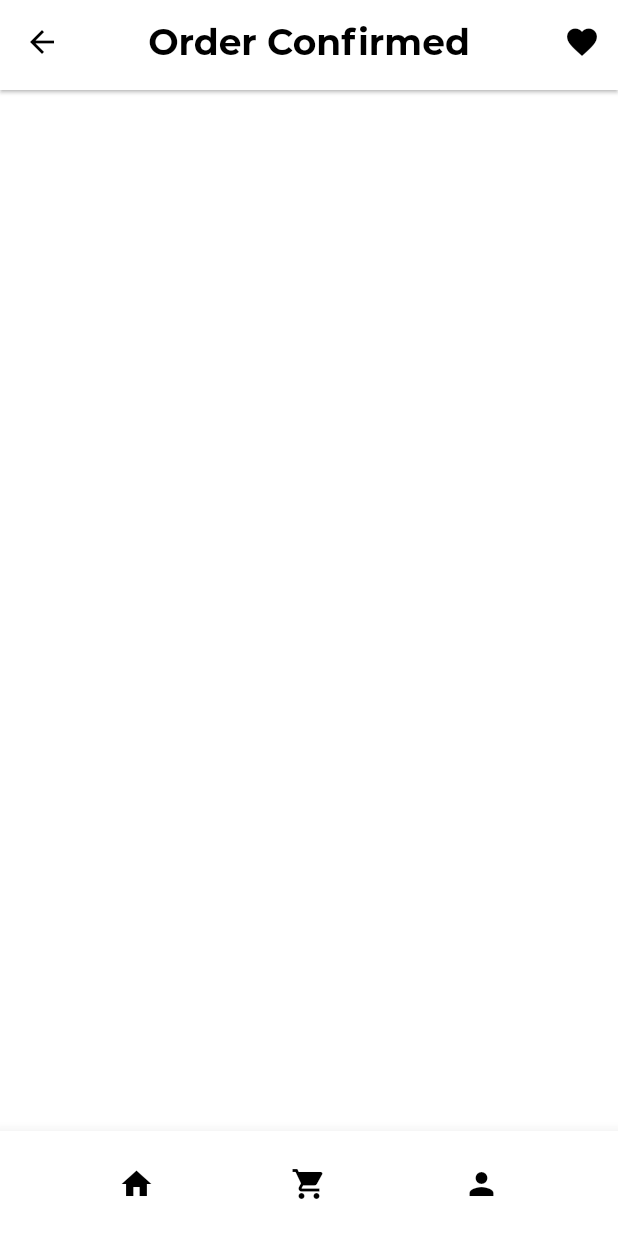
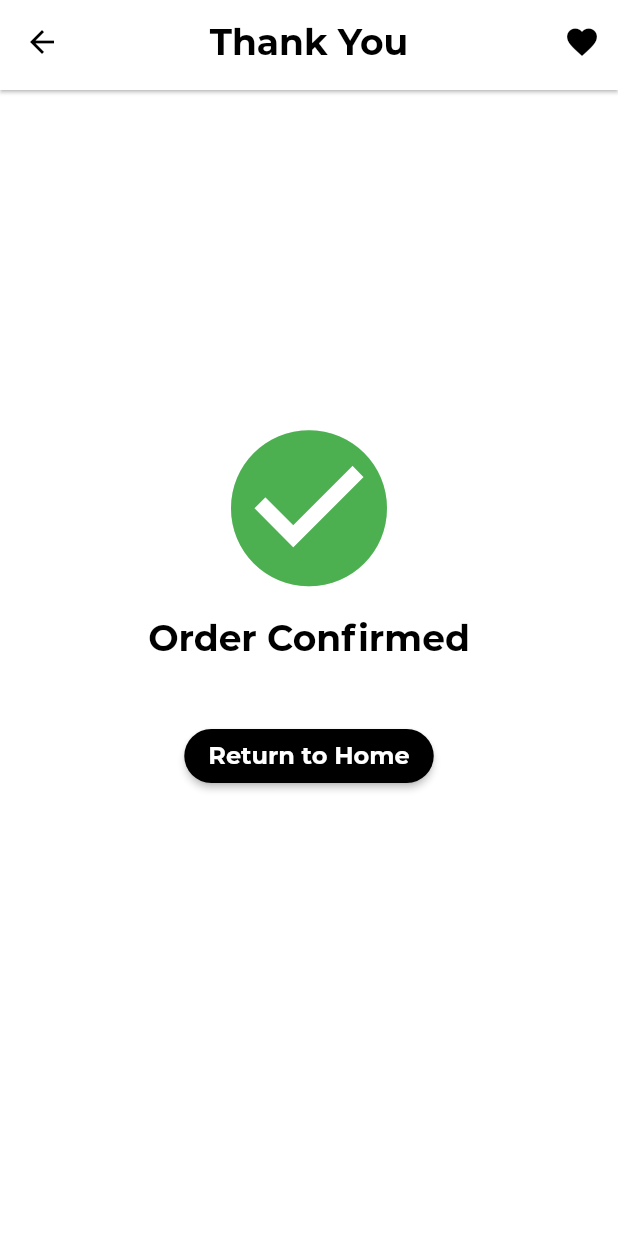
Before and after one commit to Abh1sen/PSM, a Flutter app: the OrderConfirmationScreen screen opened by its route, on a phone screen of 412 x 824 dp. Run offline on Flutter 3.47's test engine with Material 2 defaults, Android fonts, the phone set to English and light mode, and no system bars; our stand-ins replace bloc, carousel_slider, cloud_firestore, equatable, firebase_auth, firebase_core and 1 more; accounts and stored records are empty.

Commit message:
Order confirmation screen ui is complete

```diff
--- a/psm/lib/main.dart
+++ b/psm/lib/main.dart
@@ -49,7 +49,7 @@ class MyApp extends StatelessWidget {
         debugShowCheckedModeBanner: false,
         theme: theme(),
         onGenerateRoute: AppRouter.onGenerateRoute,
-        initialRoute: SplashScreen.routeName,
+        initialRoute: OrderConfirmationScreen.routeName,
       ),
     );
   }
--- a/psm/lib/screens/order_confirmation/order_confirmation_screen.dart
+++ b/psm/lib/screens/order_confirmation/order_confirmation_screen.dart
@@ -22,10 +22,55 @@ class OrderConfirmationScreen extends StatelessWidget {
   Widget build(BuildContext context) {
     return Scaffold(
       appBar: CustomAppBar(
-        title: 'Order Confirmed',
+        title: 'Thank You',
       ),
-      bottomNavigationBar: CustomBottomAppBar(screen: routeName),
-      body: SizedBox(),
+      body: Padding(
+        padding: const EdgeInsets.only(bottom: 80),
+        child: Row(
+          mainAxisAlignment: MainAxisAlignment.center,
+          children: [
+            Column(
+              mainAxisAlignment: MainAxisAlignment.center,
+              crossAxisAlignment: CrossAxisAlignment.center,
+              children: [
+                Icon(
+                  Icons.check_circle,
+                  color: Colors.green,
+                  size: 125,
+                ),
+                SizedBox(height: 10),
+                Text(
+                  "Order Confirmed",
+                  style: Theme.of(context).textTheme.headline2,
+                ),
+                SizedBox(height: 40),
+                ElevatedButton(
+                  child: Text(
+                    "Return to Home",
+                    style: const TextStyle(
+                        color: Colors.white,
+                        fontWeight: FontWeight.bold,
+                        fontSize: 16),
+                  ),
+                  onPressed: () {
+                    Navigator.pushNamed(context, '/');
+                  },
+                  style: ButtonStyle(
+                      backgroundColor: MaterialStateProperty.resolveWith((states) {
+                        if (states.contains(MaterialState.pressed)) {
+                          return Colors.red;
+                        }
+                        return Colors.black;
+                      }),
+                      shape: MaterialStateProperty.all<RoundedRectangleBorder>(
+                          RoundedRectangleBorder(
+                              borderRadius: BorderRadius.circular(30)))),
+                ),
+              ],
+            ),
+          ],
+        ),
+      ),
     );
   }
 }
```
